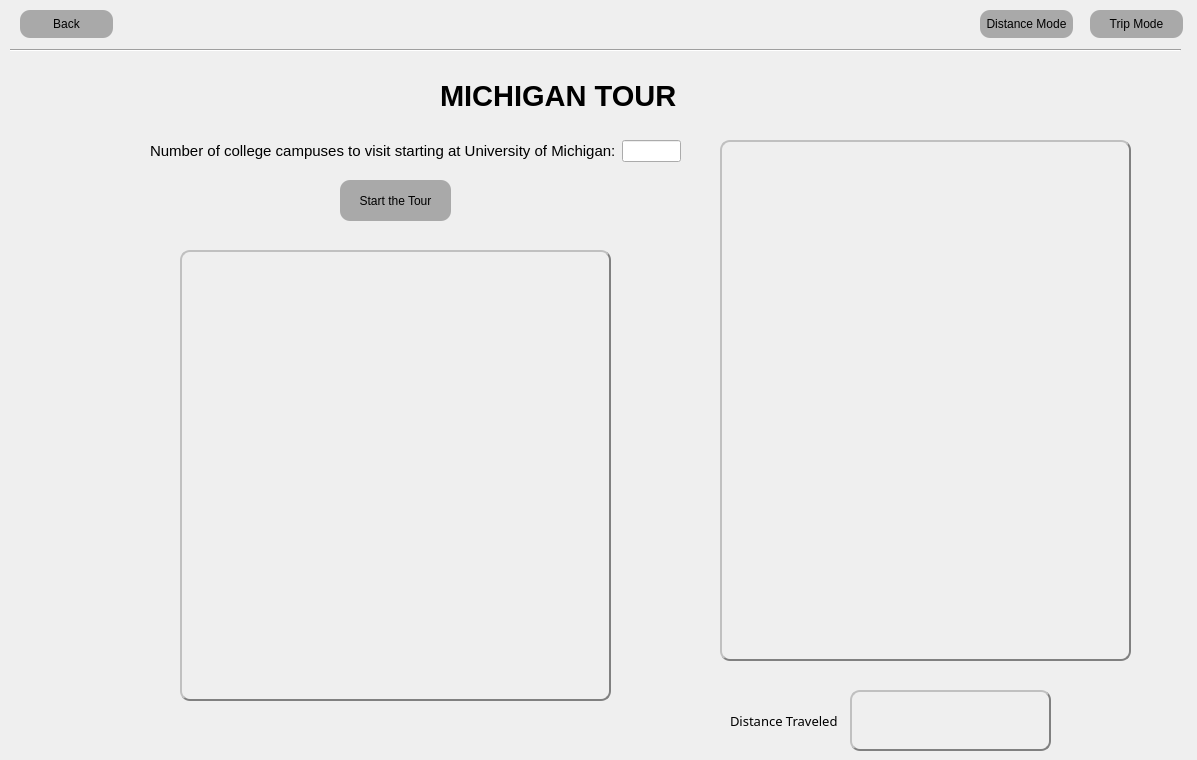
Qt form src/tourcampuses.ui (brianclinkenbeard/collegetour) before a commit.
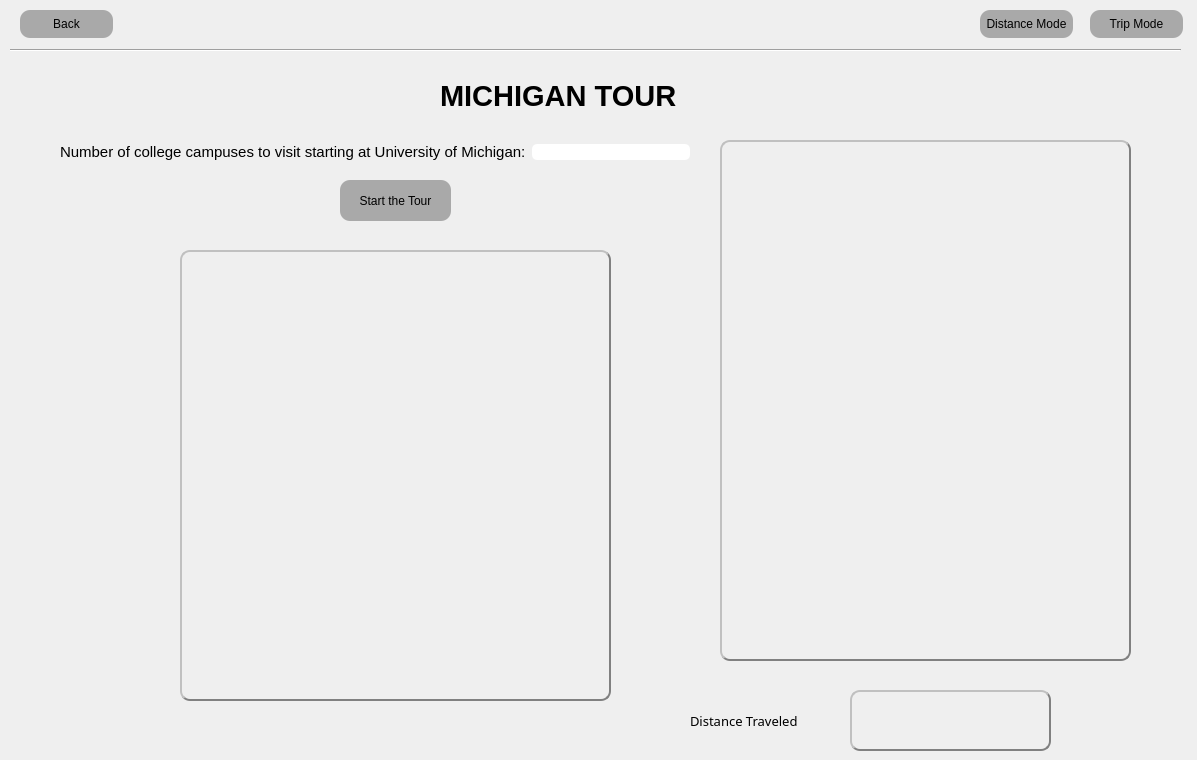
The same form after that commit. The open tabs and pages were chosen to show the change. Icons and pictures are not drawn.

Diff of the .ui file:
```diff
--- a/src/tourcampuses.ui
+++ b/src/tourcampuses.ui
@@ -618,7 +618,7 @@
     <widget class="QLabel" name="distance_label_4">
      <property name="geometry">
       <rect>
-       <x>740</x>
+       <x>700</x>
        <y>650</y>
        <width>141</width>
        <height>21</height>
@@ -667,13 +667,13 @@
       <string>Start the Tour</string>
      </property>
     </widget>
-    <widget class="QWidget" name="">
+    <widget class="QWidget" name="layoutWidget">
      <property name="geometry">
       <rect>
-       <x>160</x>
+       <x>70</x>
        <y>80</y>
-       <width>531</width>
-       <height>22</height>
+       <width>630</width>
+       <height>24</height>
       </rect>
      </property>
      <layout class="QHBoxLayout" name="horizontalLayout">
@@ -690,7 +690,14 @@
        </widget>
       </item>
       <item>
-       <widget class="QLineEdit" name="lineEdit_collegeNum"/>
+       <widget class="QLineEdit" name="lineEdit_collegeNum">
+        <property name="styleSheet">
+         <string notr="true">QLineEdit {
+	border-style: inset;
+	border-radius: 5px;
+}</string>
+        </property>
+       </widget>
       </item>
      </layout>
     </widget>
```
